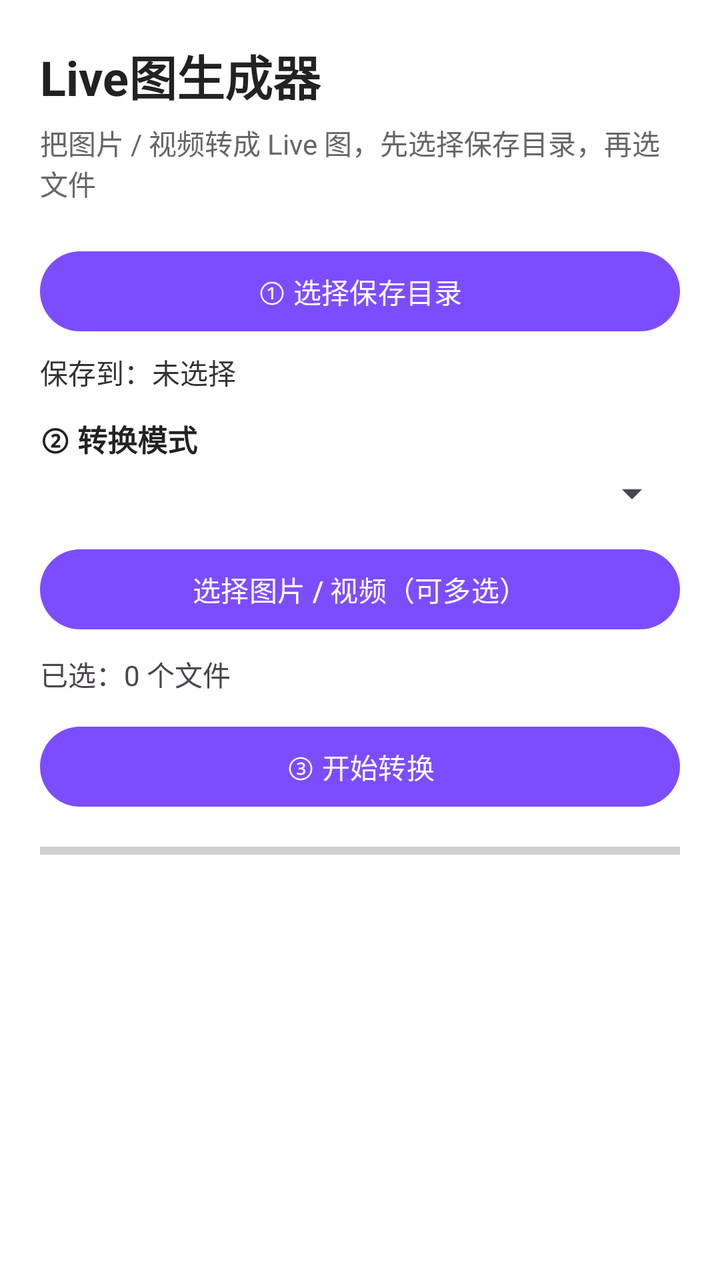
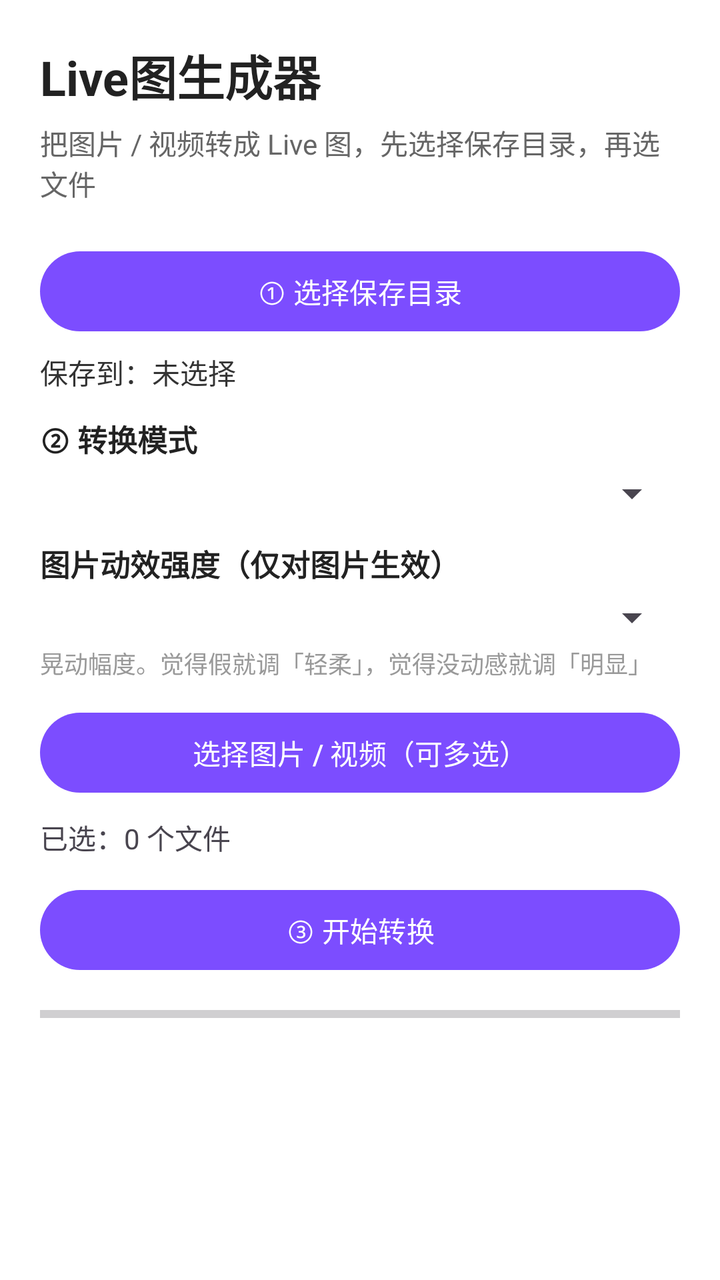

An Android layout rendered at two revisions. The XML below is the earlier revision; the diff shows what the commit changed to produce the second picture.
<!-- AndroidManifest.xml: application theme Theme.LivePhotoMaker -->
<!-- res/layout/activity_main.xml -->
<?xml version="1.0" encoding="utf-8"?>
<LinearLayout xmlns:android="http://schemas.android.com/apk/res/android"
    android:layout_width="match_parent"
    android:layout_height="match_parent"
    android:orientation="vertical"
    android:padding="20dp">

    <TextView
        android:id="@+id/titleText"
        android:layout_width="wrap_content"
        android:layout_height="wrap_content"
        android:text="Live图生成器"
        android:textSize="24sp"
        android:textStyle="bold"
        android:textColor="#222222" />

    <TextView
        android:id="@+id/subText"
        android:layout_width="wrap_content"
        android:layout_height="wrap_content"
        android:layout_marginTop="6dp"
        android:text="把图片 / 视频转成 Live 图，先选择保存目录，再选文件"
        android:textSize="14sp"
        android:textColor="#666666" />

    <Button
        android:id="@+id/selectDirBtn"
        android:layout_width="match_parent"
        android:layout_height="wrap_content"
        android:layout_marginTop="20dp"
        android:text="① 选择保存目录" />

    <TextView
        android:id="@+id/dirText"
        android:layout_width="wrap_content"
        android:layout_height="wrap_content"
        android:layout_marginTop="6dp"
        android:text="保存到：未选择"
        android:textSize="14sp"
        android:textColor="#333333" />

    <TextView
        android:layout_width="wrap_content"
        android:layout_height="wrap_content"
        android:layout_marginTop="12dp"
        android:text="② 转换模式"
        android:textSize="15sp"
        android:textStyle="bold"
        android:textColor="#222222" />

    <Spinner
        android:id="@+id/modeSpinner"
        android:layout_width="match_parent"
        android:layout_height="wrap_content"
        android:layout_marginTop="4dp" />

    <Button
        android:id="@+id/selectBtn"
        android:layout_width="match_parent"
        android:layout_height="wrap_content"
        android:layout_marginTop="12dp"
        android:text="选择图片 / 视频（可多选）" />

    <TextView
        android:id="@+id/selectedText"
        android:layout_width="wrap_content"
        android:layout_height="wrap_content"
        android:layout_marginTop="8dp"
        android:text="已选：0 个文件"
        android:textSize="14sp" />

    <LinearLayout
        android:id="@+id/segContainer"
        android:layout_width="match_parent"
        android:layout_height="wrap_content"
        android:layout_marginTop="12dp"
        android:orientation="vertical"
        android:visibility="gone">

        <LinearLayout
            android:layout_width="match_parent"
            android:layout_height="wrap_content"
            android:orientation="horizontal">

            <TextView
                android:layout_width="wrap_content"
                android:layout_height="wrap_content"
                android:text="分段时长（秒）："
                android:textSize="14sp"
                android:textColor="#333333"
                android:layout_gravity="center_vertical" />

            <EditText
                android:id="@+id/segEdit"
                android:layout_width="80dp"
                android:layout_height="wrap_content"
                android:layout_marginStart="8dp"
                android:inputType="number"
                android:digits="1234567890"
                android:maxLength="2"
                android:text="3"
                android:textSize="14sp" />
        </LinearLayout>

        <TextView
            android:layout_width="wrap_content"
            android:layout_height="wrap_content"
            android:layout_marginTop="2dp"
            android:text="长视频会按此时长切成多段，每段生成一个 Live 图"
            android:textSize="12sp"
            android:textColor="#999999" />
    </LinearLayout>

    <Button
        android:id="@+id/convertBtn"
        android:layout_width="match_parent"
        android:layout_height="wrap_content"
        android:layout_marginTop="12dp"
        android:text="③ 开始转换" />

    <ProgressBar
        android:id="@+id/progressBar"
        style="?android:attr/progressBarStyleHorizontal"
        android:layout_width="match_parent"
        android:layout_height="wrap_content"
        android:layout_marginTop="10dp" />

    <ScrollView
        android:layout_width="match_parent"
        android:layout_height="0dp"
        android:layout_weight="1"
        android:layout_marginTop="12dp">

        <TextView
            android:id="@+id/logText"
            android:layout_width="match_parent"
            android:layout_height="wrap_content"
            android:textSize="13sp"
            android:textColor="#333333"
            android:fontFamily="monospace" />
    </ScrollView>

</LinearLayout>
<!-- resources referenced by this layout -->
<resources>
  <style name="Theme.LivePhotoMaker" parent="Theme.Material3.DayNight.NoActionBar">
          <item name="colorPrimary">@color/purple_500</item>
          <item name="colorPrimaryDark">@color/purple_700</item>
          <item name="android:windowBackground">@color/white</item>
      </style>
  <color name="purple_500">#7C4DFF</color>
  <color name="purple_700">#512DA8</color>
  <color name="white">#FFFFFFFF</color>
</resources>

<!-- the commit's change to res/layout/activity_main.xml (unified diff, before → after) -->
@@ -53,6 +53,29 @@
         android:layout_width="match_parent"
         android:layout_height="wrap_content"
         android:layout_marginTop="4dp" />
+
+    <TextView
+        android:layout_width="wrap_content"
+        android:layout_height="wrap_content"
+        android:layout_marginTop="12dp"
+        android:text="图片动效强度（仅对图片生效）"
+        android:textSize="15sp"
+        android:textStyle="bold"
+        android:textColor="#222222" />
+
+    <Spinner
+        android:id="@+id/motionSpinner"
+        android:layout_width="match_parent"
+        android:layout_height="wrap_content"
+        android:layout_marginTop="4dp" />
+
+    <TextView
+        android:layout_width="wrap_content"
+        android:layout_height="wrap_content"
+        android:layout_marginTop="2dp"
+        android:text="晃动幅度。觉得假就调「轻柔」，觉得没动感就调「明显」"
+        android:textSize="12sp"
+        android:textColor="#999999" />
 
     <Button
         android:id="@+id/selectBtn"
